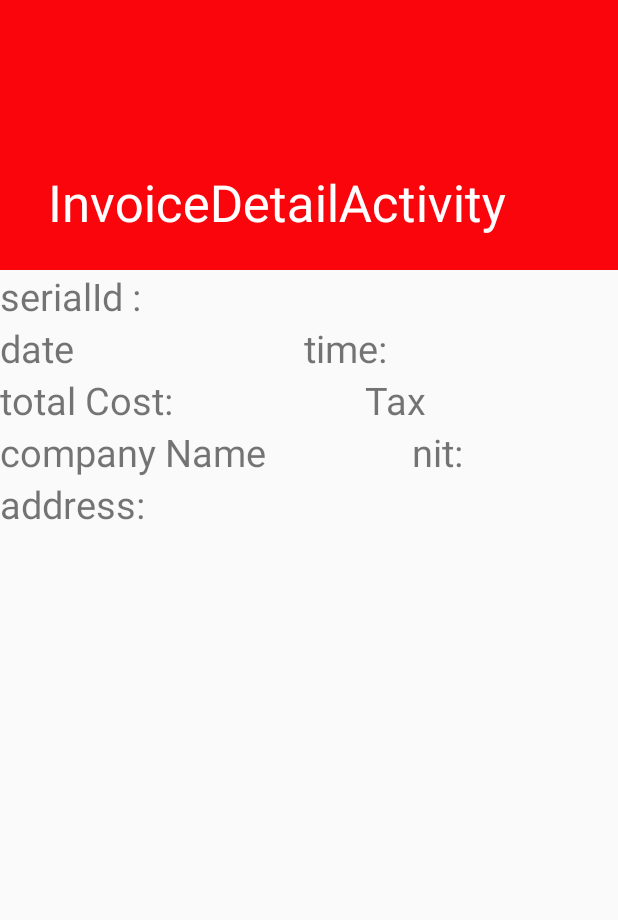
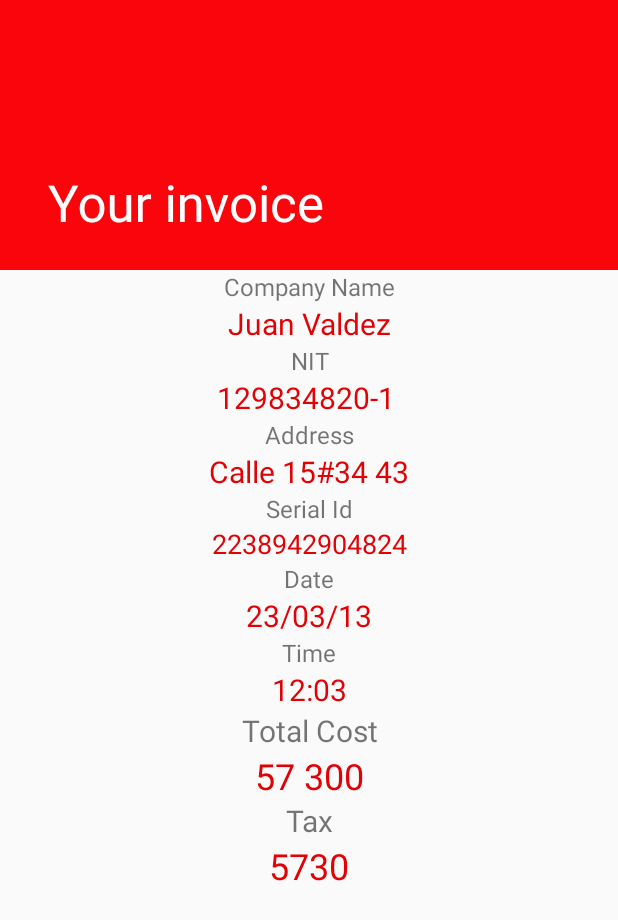
Before and after one commit to jmalovera10/Inloud, an Android app: the InvoiceDetailActivity screen opened directly, with no data from a screen before it, on a phone screen of 412 x 824 dp. Shown: the top 920 px of the screen. Run offline under Robolectric (Android 15) with nearby library versions, the phone set to English and light mode, and no system bars; 1 statement that could not run was skipped.

Commit message:
invoice detail updated

```diff
--- a/Android/Inloud/app/src/main/java/papitas/inloud/InloudMainActivity.java
+++ b/Android/Inloud/app/src/main/java/papitas/inloud/InloudMainActivity.java
@@ -246,9 +246,9 @@ public class InloudMainActivity extends AppCompatActivity
 
         //change random value: TODO
         Random random = new Random();
-        invoice.setSerialID(random.nextLong());
+        invoice.setSerialID(Math.abs(random.nextLong()));
 
-        invoice.setDate(R.string.);
+        //invoice.setDate(R.string.);
 
         intent.putExtra("invoice", invoice);
         startActivity(intent);
--- a/Android/Inloud/app/src/main/java/papitas/inloud/InvoiceDetailActivity.java
+++ b/Android/Inloud/app/src/main/java/papitas/inloud/InvoiceDetailActivity.java
@@ -26,39 +26,39 @@ public class InvoiceDetailActivity extends AppCompatActivity {
 
             //set serial id
             TextView complete = (TextView) findViewById(R.id.serialId);
-            complete.setText("SerialID: " + invoice.getSerialID() + "");
+            complete.setText("" + invoice.getSerialID() + "");
 
             if(invoice.getDate()!=null) {
                 //set date
                 complete = (TextView) findViewById(R.id.date);
-                complete.setText("Date: " + invoice.getDate().toString() + "");
+                complete.setText("" + invoice.getDate().toString() + "");
 
                 //set time
                 complete = (TextView) findViewById(R.id.date);
-                complete.setText("Time: " + invoice.getDate().toString() + "");
+                complete.setText("" + invoice.getDate().toString() + "");
             }
 
             if(invoice.getCommerce()!=null) {
                 //set company name
                 complete = (TextView) findViewById(R.id.companyName);
-                complete.setText("Commerce: " + invoice.getCommerce().getName() + "");
+                complete.setText("" + invoice.getCommerce().getName() + "");
 
                 //set company address
                 complete = (TextView) findViewById(R.id.address);
-                complete.setText("Address: " + invoice.getCommerce().getAddress() + "");
+                complete.setText("" + invoice.getCommerce().getAddress() + "");
 
                 //set company nit
                 complete = (TextView) findViewById(R.id.nit);
-                complete.setText("NIT: " + invoice.getCommerce().getNit() + "");
+                complete.setText("" + invoice.getCommerce().getNit() + "");
             }
 
             //set total cost
             complete = (TextView) findViewById(R.id.totalCost);
-            complete.setText("Total cost: " + invoice.getTotalCost() + "");
+            complete.setText("" + invoice.getTotalCost() + "");
 
             //set  tax
             complete = (TextView) findViewById(R.id.tax);
-            complete.setText("Tax: " + invoice.getTax() + "");
+            complete.setText("" + invoice.getTax() + "");
         }
 
 
--- a/Android/Inloud/app/src/main/res/layout/content_invoice_detail.xml
+++ b/Android/Inloud/app/src/main/res/layout/content_invoice_detail.xml
@@ -16,93 +16,150 @@
         >
 
         <TextView
-            android:id="@+id/serialId"
-            android:layout_width="wrap_content"
+            android:gravity="center"
+            android:id="@+id/companyNamet"
+            android:layout_width="match_parent"
             android:layout_height="wrap_content"
             android:layout_weight="1"
-            android:text="serialId :"
-            android:textSize="25sp" />
-
-        <LinearLayout
+            android:text="Company Name"
+            android:textSize="16sp" />
+        <TextView
             android:gravity="center"
+            android:id="@+id/companyName"
             android:layout_width="match_parent"
-            android:layout_height="match_parent"
+            android:layout_height="wrap_content"
             android:layout_weight="1"
-            android:orientation="horizontal">
+            android:text="Juan Valdez"
+            android:textSize="20sp"
+            android:textColor="@color/colorPrimaryDark"/>
 
         <TextView
-                android:id="@+id/date"
-                android:layout_width="wrap_content"
+            android:gravity="center"
+            android:id="@+id/nitt"
+            android:layout_width="match_parent"
             android:layout_height="wrap_content"
             android:layout_weight="1"
-                android:text="date"
-                android:textSize="25sp"/>
+            android:text="NIT"
+            android:textSize="16sp" />
+        <TextView
+            android:gravity="center"
+            android:id="@+id/nit"
+            android:layout_width="match_parent"
+            android:layout_height="wrap_content"
+            android:layout_weight="1"
+            android:text="129834820-1 "
+            android:textSize="20sp"
+            android:textColor="@color/colorPrimaryDark"/>
 
         <TextView
-                android:id="@+id/time"
-                android:layout_width="wrap_content"
+            android:gravity="center"
+            android:id="@+id/addresst"
+            android:layout_width="match_parent"
             android:layout_height="wrap_content"
             android:layout_weight="1"
-                android:text="time:"
-                android:textSize="25sp"/>
-        </LinearLayout>
-
-        <LinearLayout
+            android:text="Address"
+            android:textSize="16sp" />
+        <TextView
             android:gravity="center"
-            android:layout_width="match_parent"
-            android:layout_height="match_parent"
-            android:layout_weight="1"
-            android:orientation="horizontal">
-
-            <TextView
-                android:id="@+id/totalCost"
-                android:layout_width="wrap_content"
-                android:layout_height="wrap_content"
-                android:layout_weight="1"
-                android:text="total Cost:"
-                android:textSize="25sp"/>
-
-            <TextView
-                android:id="@+id/tax"
-                android:layout_width="wrap_content"
-                android:layout_height="wrap_content"
-                android:layout_weight="1"
-                android:text="Tax"
-                android:textSize="25sp"/>
-        </LinearLayout>
-
-        <LinearLayout
-            android:gravity="center"
-            android:layout_width="match_parent"
-            android:layout_height="match_parent"
-            android:layout_weight="1"
-            android:orientation="horizontal">
-
-            <TextView
-                android:id="@+id/companyName"
-                android:layout_width="wrap_content"
-                android:layout_height="wrap_content"
-                android:layout_weight="1"
-                android:text="company Name"
-                android:textSize="25sp"/>
-
-            <TextView
-                android:id="@+id/nit"
-                android:layout_width="wrap_content"
-                android:layout_height="wrap_content"
-                android:layout_weight="1"
-                android:text="nit: "
-                android:textSize="25sp"/>
-
-        </LinearLayout>
-
-        <TextView
             android:id="@+id/address"
             android:layout_width="match_parent"
             android:layout_height="wrap_content"
             android:layout_weight="1"
-            android:text="address:"
-            android:textSize="25sp"/>
+            android:text="Calle 15#34 43"
+            android:textColor="@color/colorPrimaryDark"
+            android:textSize="20sp" />
+
+        <TextView
+            android:id="@+id/serialIdt"
+            android:layout_width="match_parent"
+            android:layout_height="wrap_content"
+            android:layout_weight="1"
+            android:gravity="center"
+            android:text="Serial Id"
+            android:textSize="16sp" />
+
+        <TextView
+            android:id="@+id/serialId"
+            android:layout_width="match_parent"
+            android:layout_height="wrap_content"
+            android:layout_weight="1"
+            android:gravity="center"
+            android:text="2238942904824"
+            android:textColor="@color/colorPrimaryDark"
+            android:textSize="18sp" />
+
+        <TextView
+            android:gravity="center"
+            android:id="@+id/datet"
+            android:layout_width="match_parent"
+            android:layout_height="wrap_content"
+            android:layout_weight="1"
+            android:text="Date"
+            android:textSize="16sp" />
+        <TextView
+            android:gravity="center"
+            android:id="@+id/date"
+            android:layout_width="match_parent"
+            android:layout_height="wrap_content"
+            android:layout_weight="1"
+            android:text="23/03/13"
+            android:textSize="20sp"
+            android:textColor="@color/colorPrimaryDark"/>
+
+        <TextView
+            android:gravity="center"
+            android:id="@+id/timet"
+            android:layout_width="match_parent"
+            android:layout_height="wrap_content"
+            android:layout_weight="1"
+            android:text="Time"
+            android:textSize="16sp" />
+        <TextView
+            android:gravity="center"
+            android:id="@+id/time"
+            android:layout_width="match_parent"
+            android:layout_height="wrap_content"
+            android:layout_weight="1"
+            android:text="12:03"
+            android:textSize="20sp"
+            android:textColor="@color/colorPrimaryDark"/>
+
+        <TextView
+            android:gravity="center"
+            android:id="@+id/totalCostt"
+            android:layout_width="match_parent"
+            android:layout_height="wrap_content"
+            android:layout_weight="1"
+            android:text="Total Cost"
+            android:textSize="20sp" />
+        <TextView
+            android:gravity="center"
+            android:id="@+id/totalCost"
+            android:layout_width="match_parent"
+            android:layout_height="wrap_content"
+            android:layout_weight="1"
+            android:text="57 300"
+            android:textSize="24sp"
+            android:textColor="@color/colorPrimaryDark"
+            />
+
+        <TextView
+            android:gravity="center"
+            android:id="@+id/taxt"
+            android:layout_width="match_parent"
+            android:layout_height="wrap_content"
+            android:layout_weight="1"
+            android:text="Tax"
+            android:textSize="20sp" />
+        <TextView
+            android:gravity="center"
+            android:id="@+id/tax"
+            android:layout_width="match_parent"
+            android:layout_height="wrap_content"
+            android:layout_weight="1"
+            android:text="5730"
+            android:textSize="24sp"
+            android:textColor="@color/colorPrimaryDark"/>
 
     </LinearLayout>
 </android.support.v4.widget.NestedScrollView>
--- a/Android/Inloud/app/src/main/res/values/strings.xml
+++ b/Android/Inloud/app/src/main/res/values/strings.xml
@@ -78,7 +78,7 @@
         <item>Taxes</item>
         <item>Expenses by Commerce</item>
     </string-array>
-    <string name="title_activity_invoice_detail">InvoiceDetailActivity</string>
+    <string name="title_activity_invoice_detail">Your invoice</string>
     <string name="large_text">
         "Material is the metaphor.\n\n"
 
```
Lines whose indentation alone changed are shown as unchanged.
